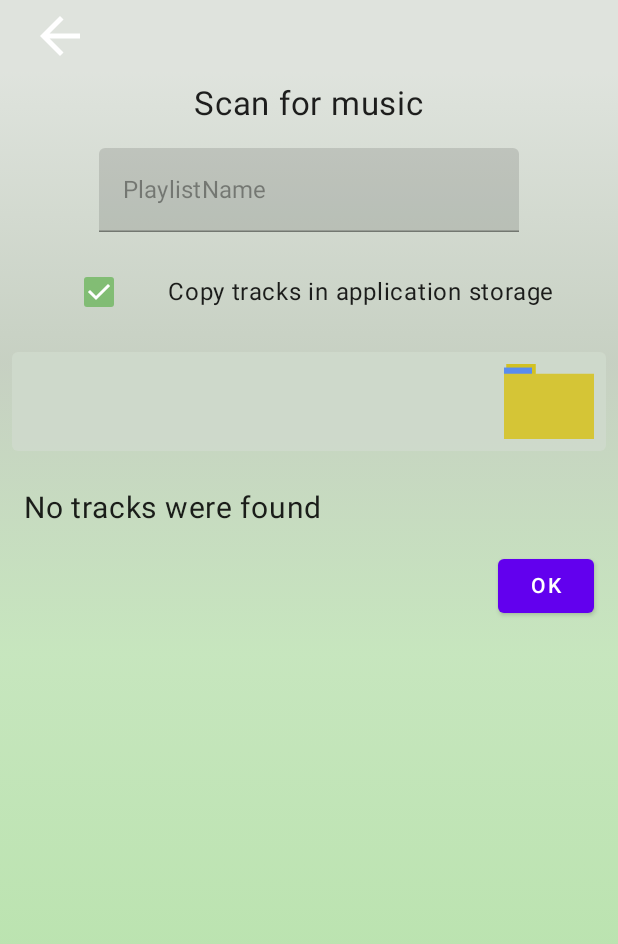
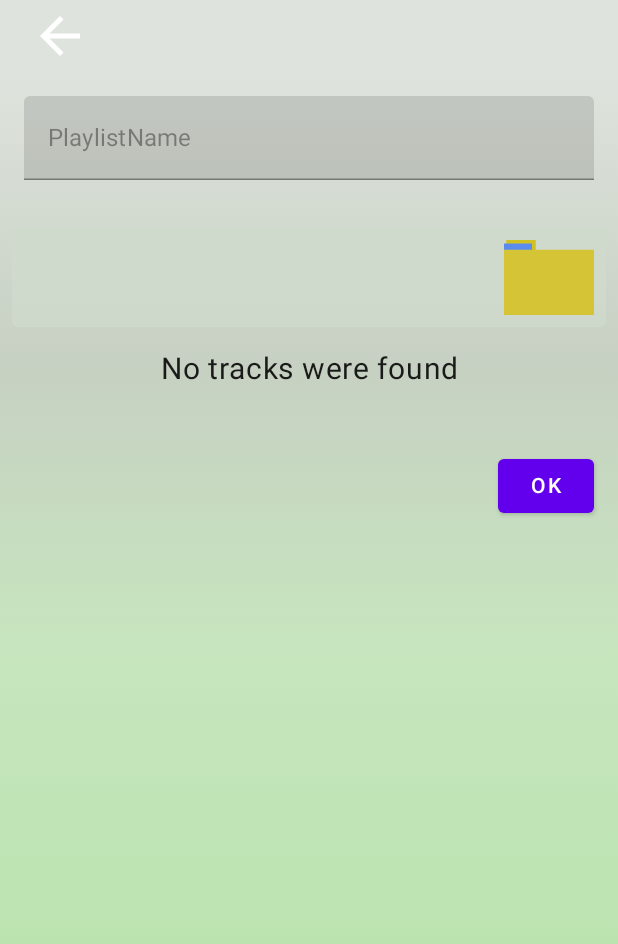
Before and after one commit to PavelB24/SimplePlayer, an Android app built with Jetpack Compose: the ScanScreen screen opened through its navigation route, after a tap on "Start scan", on a phone screen of 412 x 824 dp. Shown: the top 944 px of the screen. Run offline under Robolectric (Android 15) with nearby library versions, the phone set to English and light mode, and no system bars; our stand-ins replace Room's generated code, accompanist; libraries missing offline, so code that uses them is left out: me.jahnen.libaums; 1 statement that could not run was skipped; 1 other tap on this screen came first.

Commit message:
Enhanced scan screen

```diff
--- a/app/src/main/java/com/barinov/simpleplayer/ui/screens/ScanScreen.kt
+++ b/app/src/main/java/com/barinov/simpleplayer/ui/screens/ScanScreen.kt
@@ -6,16 +6,7 @@ import androidx.compose.foundation.Image
 import androidx.compose.foundation.background
 import androidx.compose.foundation.clickable
 import androidx.compose.foundation.isSystemInDarkTheme
-import androidx.compose.foundation.layout.Arrangement
-import androidx.compose.foundation.layout.Box
-import androidx.compose.foundation.layout.Column
-import androidx.compose.foundation.layout.Row
-import androidx.compose.foundation.layout.Spacer
-import androidx.compose.foundation.layout.fillMaxSize
-import androidx.compose.foundation.layout.fillMaxWidth
-import androidx.compose.foundation.layout.height
-import androidx.compose.foundation.layout.padding
-import androidx.compose.foundation.layout.width
+import androidx.compose.foundation.layout.*
 import androidx.compose.foundation.lazy.LazyColumn
 import androidx.compose.foundation.lazy.LazyListState
 import androidx.compose.foundation.lazy.items
@@ -27,14 +18,8 @@ import androidx.compose.material.CheckboxDefaults
 import androidx.compose.material.LinearProgressIndicator
 import androidx.compose.material.Text
 import androidx.compose.material.TextField
-import androidx.compose.runtime.Composable
-import androidx.compose.runtime.Immutable
-import androidx.compose.runtime.LaunchedEffect
-import androidx.compose.runtime.collectAsState
-import androidx.compose.runtime.mutableStateOf
-import androidx.compose.runtime.remember
+import androidx.compose.runtime.*
 import androidx.compose.runtime.saveable.rememberSaveable
-import androidx.compose.runtime.toMutableStateList
 import androidx.compose.ui.Alignment
 import androidx.compose.ui.Modifier
 import androidx.compose.ui.graphics.Color
@@ -45,6 +30,7 @@ import androidx.compose.ui.text.style.TextAlign
 import androidx.compose.ui.text.style.TextOverflow
 import androidx.compose.ui.unit.dp
 import androidx.compose.ui.unit.sp
+import androidx.navigation.NavController
 import androidx.navigation.NavHostController
 import com.barinov.simpleplayer.R
 import com.barinov.simpleplayer.domain.FileWorker
@@ -54,19 +40,16 @@ import com.barinov.simpleplayer.extractPath
 import com.barinov.simpleplayer.toSystemColorsContainer
 import com.barinov.simpleplayer.ui.ColorsContainer
 import com.barinov.simpleplayer.ui.ColorsProvider
-import com.barinov.simpleplayer.ui.MenuType
 import com.barinov.simpleplayer.ui.Screen
 import com.barinov.simpleplayer.ui.ScreenProvider
-import com.barinov.simpleplayer.ui.TopBarConnector
 import com.barinov.simpleplayer.ui.components.TopBarBackButton
-import com.barinov.simpleplayer.ui.components.items.FileItem
 import com.barinov.simpleplayer.ui.components.items.SimpleScannedItem
-import com.barinov.simpleplayer.ui.menuFactory.ScreenMenuProvider
 import com.barinov.simpleplayer.ui.theme.path_card_color
 import com.barinov.simpleplayer.ui.theme.pb_color
 import com.barinov.simpleplayer.ui.uiModels.SelectableSearchedItem
 import com.barinov.simpleplayer.ui.viewModels.ScanViewModel
 import org.koin.androidx.compose.getViewModel
+import kotlin.contracts.contract
 
 
 const val PATH_KEY = "path"
@@ -83,23 +66,15 @@ fun ScanScreen(
     val colors =
         if (!isSystemInDarkTheme) ColorsProvider.obtainOnScanScreen() else ColorsProvider.obtainDefaultLight()
 
+    val copyCb = rememberSaveable { mutableStateOf(false) }
+
     LaunchedEffect(key1 = Unit) {
         onScreenEnter(navController, menuProvider, colors)
     }
 
-
-
-    val events = viewModel.events.collectAsState(initial = FileWorker.FileWorkEvents.Idle)
-
-
     val sizeToCopy = remember {
         mutableStateOf(0)
     }
-
-//    val totalCopy = remember {
-//        mutableStateOf(0f)
-//    }
-
 
     val playlistName = rememberSaveable { mutableStateOf("") }
     val searchPath = remember {
@@ -107,13 +82,12 @@ fun ScanScreen(
             extractFolder(navController, viewModel.getDefaultRoot())
         )
     }
-    val copyCb = rememberSaveable { mutableStateOf(false) }
 
-
-    when (events.value) {
+    val events = viewModel.events.collectAsState(initial = FileWorker.FileWorkEvents.Idle).also { state->
+        when (state.value) {
             is FileWorker.FileWorkEvents.OnCopyStarted -> {
                 sizeToCopy.value =
-                (events.value as FileWorker.FileWorkEvents.OnCopyStarted).megaBytesToCopy ?: 0
+                    (state.value as FileWorker.FileWorkEvents.OnCopyStarted).megaBytesToCopy ?: 0
             }
 
 //        is FileWorker.FileWorkEvents.OnBlockCopied -> {
@@ -126,16 +100,15 @@ fun ScanScreen(
 
             else -> {}
         }
+    }
+
+
 
     Box(
         modifier = Modifier
             .background(colors.uiGradient!!)
-//                .background(Color.White)
-//            .widthPaddingByDisplayMetrics(LocalContext.current, 15)
             .animateContentSize()
             .fillMaxSize()
-//            elevation = 8.dp
-//            contentAlignment = Alignment.Center
     ) {
 
         Column(
@@ -146,197 +119,57 @@ fun ScanScreen(
             horizontalAlignment = Alignment.CenterHorizontally,
         ) {
 
-            Row(
-                modifier = Modifier
-                    .fillMaxWidth()
-                    .padding(top = 8.dp),
-                horizontalArrangement = Arrangement.Center
-            ) {
+//            Row(
+//                modifier = Modifier
+//                    .fillMaxWidth()
+//                    .padding(top = 8.dp),
+//                horizontalArrangement = Arrangement.Center
+//            ) {
+//
+//                Text(
+//                    text = "Scan for music",
+//                    maxLines = 1,
+//                    fontSize = 22.sp,
+//                )
+//            }
+//            Spacer(modifier = Modifier.height(16.dp))
 
-                Text(
-                    text = "Scan for music",
-                    maxLines = 1,
-                    fontSize = 22.sp,
-                )
-            }
-            Spacer(modifier = Modifier.height(16.dp))
-
-            TextField(
-                label = { Text(text = "PlaylistName") },
-                singleLine = true,
-                value = playlistName.value,
-                enabled = events.value is FileWorker.FileWorkEvents.Idle,
-                onValueChange = {
-                    playlistName.value = it
-                })
+            PlayListNameField(playlistName, events)
 
             Spacer(modifier = Modifier.height(16.dp))
 
-            Row(
-                verticalAlignment = Alignment.CenterVertically,
-                horizontalArrangement = Arrangement.Center
-            ) {
-                Checkbox(
-                    checked = copyCb.value,
-                    onCheckedChange = { copyCb.value = it },
-                    colors = CheckboxDefaults.colors(
-                        checkmarkColor = Color.White,
-                        checkedColor = pb_color,
-                        uncheckedColor = Color.Gray
-                    )
-                )
-                Spacer(modifier = Modifier.width(22.dp))
-                Text(
-                    text = stringResource(id = R.string.copy_on_scan_title),
-                    maxLines = 2,
-                    fontSize = 16.sp,
-                    modifier = Modifier.clickable {
-                        copyCb.value = !copyCb.value
-                    }
-                )
-            }
-
+            PickPathComponent(searchPath, events, navController, viewModel)
 
             Spacer(modifier = Modifier.height(16.dp))
-            //
-            Card(
-                modifier = Modifier
-                    .padding(horizontal = 8.dp)
-                    .fillMaxWidth(),
-                elevation = 0.dp,
-                backgroundColor = path_card_color
-            ) {
-                Row(
-                    modifier = Modifier
-                        .fillMaxWidth()
-                        .padding(vertical = 8.dp),
-                    horizontalArrangement = Arrangement.SpaceBetween,
-                    verticalAlignment = Alignment.CenterVertically
-                ) {
-                    Text(
-                        modifier = Modifier.padding(start = 16.dp),
-//                            enabled = events.value is FileWorker.FileWorkEvents.Idle,
-                        text = searchPath.value.extractPath().ellipsizePath(12),
-                        maxLines = 2,
-                        fontSize = 22.sp,
-                    )
-                    Image(
-                        painter = painterResource(id = R.drawable.folder),
-                        contentScale = ContentScale.Crop,
-                        contentDescription = "",
-                        modifier = Modifier
-                            .padding(end = 8.dp)
-                            .clickable {
-                                if (events.value is FileWorker.FileWorkEvents.Idle) {
-                                    navController.navigate(Screen.ScreenRegister.IMPORT.name)
-                                } else {
-                                    viewModel.skipState()
-                                    navController.navigate(Screen.ScreenRegister.IMPORT.name)
-                                }
 
-                            }
-                    )
-                }
-            }
+            ScanInfo()
 
-            AnimatedVisibility(visible = events.value is FileWorker.FileWorkEvents.OnSearchCompleted) {
-                if(events.value is FileWorker.FileWorkEvents.OnSearchCompleted){
-                    val lazyListState: LazyListState = rememberLazyListState()
-                    val searched = remember{
-                        mutableStateOf((events.value as? FileWorker.FileWorkEvents.OnSearchCompleted)?.names?.map { SelectableSearchedItem(it, false) } )
-                    }
-                    searched.value?.let { searchedList ->
-                        LazyColumn(
-                            state = lazyListState,
-                            modifier = Modifier.fillMaxWidth()
-                        ) {
-                            items(
-                                items = searchedList,
-                                key = { it.hashCode() },
-                                itemContent = {
-                                    SimpleScannedItem(item = it, onClicked = { item, checked ->
-                                        val index = searchedList.indexOf(item)
-                                        searched.value = searchedList.toMutableStateList().also { it[index] = it[index].copy(checked = checked) }
-                                    })
-                                }
-                            )
-                        }
+            TracksTitle(events)
+
+            SearchedTracksList(events)
+
+            Spacer(modifier = Modifier.height(16.dp))
+
+            CopyToInternalCheckBox(events, copyCb)
+
+            Spacer(modifier = Modifier.height(26.dp))
+
+            CopyProgressComponent(events, sizeToCopy)
+
+            ScanScreenButtonsBlock(events, copyCb, viewModel, playlistName, searchPath)
+
         }
     }
 }
 
-            Spacer(modifier = Modifier.height(26.dp))
-
-            AnimatedVisibility(visible = events.value is FileWorker.FileWorkEvents.OnBlockCopied || events.value is FileWorker.FileWorkEvents.OnCopyStarted) {
-                Row(
-                    modifier = Modifier
-                        .fillMaxWidth()
-                        .padding(horizontal = 6.dp),
-                    verticalAlignment = Alignment.CenterVertically,
+@Composable
+private fun ScanScreenButtonsBlock(
+    events: State<FileWorker.FileWorkEvents>,
+    copyCb: MutableState<Boolean>,
+    viewModel: ScanViewModel,
+    playlistName: MutableState<String>,
+    searchPath: MutableState<CommonFileItem>
 ) {
-//                        if (events.value is FileWorker.FileWorkEvents.OnBlockCopied) {
-//                            Log.d(
-//                                "@@@",
-//                                "${(events.value as FileWorker.FileWorkEvents.OnBlockCopied).megaBytes}.mb"
-//                            )
-//                        }
-//                        val modifier =
-//                            if (events.value is FileWorker.FileWorkEvents.OnBlockCopied) {
-//                                Modifier.progressSemantics(
-//                                    value = (events.value as FileWorker.FileWorkEvents.OnBlockCopied).megaBytes,
-//                                    valueRange = 0f..sizeToCopy.value
-//                                )
-//                            } else {
-//                                Modifier
-//                            }
-//                        LinearProgressIndicator(modifier)
-                    if (events.value is FileWorker.FileWorkEvents.OnBlockCopied) {
-                        LinearProgressIndicator(
-                            ((events.value as FileWorker.FileWorkEvents.OnBlockCopied).megaBytes / sizeToCopy.value.toFloat()),
-                            color = pb_color,
-                            modifier = Modifier.weight(0.6f)
-                        )
-                    }
-                    Spacer(modifier = Modifier.width(12.dp))
-                    if (events.value is FileWorker.FileWorkEvents.OnBlockCopied) {
-                        Text(
-                            text = "${(events.value as FileWorker.FileWorkEvents.OnBlockCopied).megaBytes}mb/${sizeToCopy.value}mb",
-                            maxLines = 1,
-                            overflow = TextOverflow.Ellipsis,
-                            modifier = Modifier.weight(0.4f)
-                        )
-                    }
-                }
-            }
-
-            Text(
-                modifier = Modifier
-                    .fillMaxWidth()
-                    .padding(horizontal = 16.dp),
-                fontSize = 20.sp,
-                textAlign = TextAlign.Start,
-                text = when (events.value) {
-                    is FileWorker.FileWorkEvents.OnSearchCompleted -> {
-                        stringResource(
-                            id = R.string.on_tracks_found,
-                            (events.value as FileWorker.FileWorkEvents.OnSearchCompleted).names.size
-                        )
-                    }
-
-                    is FileWorker.FileWorkEvents.NoMusicFound -> {
-                        stringResource(id = R.string.on_no_tracks_found)
-                    }
-
-                    else -> {
-                        ""
-                    }
-                }
-            )
-
-//                }
-
-
-            Spacer(modifier = Modifier.height(16.dp))
     Row(
         modifier = Modifier
             .fillMaxWidth()
@@ -380,16 +213,224 @@ fun ScanScreen(
 
     }
 
+}
+
+@Composable
+private fun CopyProgressComponent(
+    events: State<FileWorker.FileWorkEvents>,
+    sizeToCopy: MutableState<Int>
+) {
+    AnimatedVisibility(visible = events.value is FileWorker.FileWorkEvents.OnBlockCopied || events.value is FileWorker.FileWorkEvents.OnCopyStarted) {
+        Row(
+            modifier = Modifier
+                .fillMaxWidth()
+                .padding(horizontal = 6.dp),
+            verticalAlignment = Alignment.CenterVertically,
+        ) {
+            if (events.value is FileWorker.FileWorkEvents.OnBlockCopied) {
+                LinearProgressIndicator(
+                    ((events.value as FileWorker.FileWorkEvents.OnBlockCopied).megaBytes / sizeToCopy.value.toFloat()),
+                    color = pb_color,
+                    modifier = Modifier.weight(0.6f)
+                )
+            }
+            Spacer(modifier = Modifier.width(12.dp))
+            if (events.value is FileWorker.FileWorkEvents.OnBlockCopied) {
+                Text(
+                    text = "${(events.value as FileWorker.FileWorkEvents.OnBlockCopied).megaBytes}mb/${sizeToCopy.value}mb",
+                    maxLines = 1,
+                    overflow = TextOverflow.Ellipsis,
+                    modifier = Modifier.weight(0.4f)
+                )
+            }
+        }
+    }
+
+}
+
+@Composable
+private fun CopyToInternalCheckBox(
+    events: State<FileWorker.FileWorkEvents>,
+    copyCb: MutableState<Boolean>
+) {
+    AnimatedVisibility(visible = events.value is FileWorker.FileWorkEvents.OnSearchCompleted) {
+        Row(
+            verticalAlignment = Alignment.CenterVertically,
+            horizontalArrangement = Arrangement.Start,
+            modifier = Modifier.fillMaxWidth()
+        ) {
+            Checkbox(
+                checked = copyCb.value,
+                onCheckedChange = { copyCb.value = it },
+                colors = CheckboxDefaults.colors(
+                    checkmarkColor = Color.White,
+                    checkedColor = pb_color,
+                    uncheckedColor = Color.Gray
+                )
+            )
+            Spacer(modifier = Modifier.width(22.dp))
+            Text(
+                text = stringResource(id = R.string.copy_on_scan_title),
+                maxLines = 2,
+                fontSize = 16.sp,
+                modifier = Modifier.clickable {
+                    copyCb.value = !copyCb.value
+                }
+            )
+        }
+    }
+}
+
+@Composable
+private fun SearchedTracksList(events: State<FileWorker.FileWorkEvents>) {
+    AnimatedVisibility(visible = events.value is FileWorker.FileWorkEvents.OnSearchCompleted) {
+        Spacer(modifier = Modifier.height(16.dp))
+        if (events.value is FileWorker.FileWorkEvents.OnSearchCompleted) {
+            val lazyListState: LazyListState = rememberLazyListState()
+            val searched = remember {
+                mutableStateOf((events.value as? FileWorker.FileWorkEvents.OnSearchCompleted)?.names?.map {
+                    SelectableSearchedItem(
+                        it,
+                        true
+                    )
+                })
+            }
+            searched.value?.let { searchedList ->
+                LazyColumn(
+                    state = lazyListState,
+                    modifier = Modifier
+                        .fillMaxWidth()
+                        .heightIn(max = 240.dp)
+                ) {
+                    items(
+                        items = searchedList,
+                        key = { it.hashCode() },
+                        itemContent = {
+                            SimpleScannedItem(item = it, onClicked = { item, checked ->
+                                val index = searchedList.indexOf(item)
+                                searched.value =
+                                    searchedList.toMutableStateList().also { list ->
+                                        list[index] = list[index].copy(checked = checked)
+                                    }
+                            })
+                        }
+                    )
+                }
+            }
+        }
 
     }
 }
+
+@Composable
+private fun TracksTitle(events: State<FileWorker.FileWorkEvents>) {
+    AnimatedVisibility(visible = events.value is FileWorker.FileWorkEvents.OnSearchCompleted || events.value is FileWorker.FileWorkEvents.NoMusicFound ) {
+        Spacer(modifier = Modifier.height(16.dp))
+        Text(
+            modifier = Modifier
+                .fillMaxWidth()
+                .padding(horizontal = 16.dp),
+            fontSize = 20.sp,
+            textAlign = TextAlign.Center,
+            text = when (events.value) {
+                is FileWorker.FileWorkEvents.OnSearchCompleted -> {
+                    stringResource(
+                        id = R.string.on_tracks_found,
+                        (events.value as FileWorker.FileWorkEvents.OnSearchCompleted).names.size
+                    )
+                }
+
+                is FileWorker.FileWorkEvents.NoMusicFound -> {
+                    stringResource(id = R.string.on_no_tracks_found)
+                }
+
+                else -> {
+                    ""
+                }
+            }
+        )
+    }
+}
+
+@Composable
+private fun PickPathComponent(
+    searchPath: MutableState<CommonFileItem>,
+    events: State<FileWorker.FileWorkEvents>,
+    navController: NavController,
+    viewModel: ScanViewModel
+) {
+    Card(
+        modifier = Modifier
+            .padding(horizontal = 8.dp)
+            .fillMaxWidth(),
+        elevation = 0.dp,
+        backgroundColor = path_card_color
+    ) {
+        Row(
+            modifier = Modifier
+                .fillMaxWidth()
+                .padding(vertical = 8.dp),
+            horizontalArrangement = Arrangement.SpaceBetween,
+            verticalAlignment = Alignment.CenterVertically
+        ) {
+            Text(
+                modifier = Modifier.padding(start = 16.dp),
+//                            enabled = events.value is FileWorker.FileWorkEvents.Idle,
+                text = searchPath.value.extractPath().ellipsizePath(12),
+                maxLines = 2,
+                fontSize = 22.sp,
+            )
+            Image(
+                painter = painterResource(id = R.drawable.folder),
+                contentScale = ContentScale.Crop,
+                contentDescription = "",
+                modifier = Modifier
+                    .padding(end = 8.dp)
+                    .clickable {
+                        if (events.value is FileWorker.FileWorkEvents.Idle) {
+                            navController.navigate(Screen.ScreenRegister.IMPORT.name)
+                        } else {
+                            viewModel.skipState()
+                            navController.navigate(Screen.ScreenRegister.IMPORT.name)
+                        }
+
+                    }
+            )
+        }
+    }
+}
+
+@Composable
+private fun ScanInfo() {
+//    Text(
+//        modifier = Modifier.fillMaxWidth(),
+//        text = ""
+//    )
+}
+
+@Composable
+private fun PlayListNameField(
+    playlistName: MutableState<String>,
+    events: State<FileWorker.FileWorkEvents>
+) {
+    TextField(
+        modifier = Modifier
+            .fillMaxWidth()
+            .padding(horizontal = 16.dp, vertical = 16.dp),
+        label = { Text(text = "PlaylistName") },
+        singleLine = true,
+        value = playlistName.value,
+        enabled = events.value is FileWorker.FileWorkEvents.Idle,
+        onValueChange = {
+            playlistName.value = it
+        })
 }
 
 private fun onScreenEnter(
     navController: NavHostController,
     menuProvider: ScreenProvider,
     colors: ColorsContainer
-){
+) {
     menuProvider.onScreenEnter(
         NavIcon = {
             TopBarBackButton {
@@ -411,7 +452,9 @@ private fun extractFolder(
     navController: NavHostController,
     default: CommonFileItem
 ): CommonFileItem {
-    return navController.currentBackStackEntry?.savedStateHandle?.get<Array<CommonFileItem>>(
+    val res = navController.currentBackStackEntry?.savedStateHandle?.get<Array<CommonFileItem>>(
         PATH_KEY
     )?.first() ?: default
+    navController.currentBackStackEntry?.savedStateHandle?.set(PATH_KEY, null)
+    return res
 }
```
Also changed, not shown: app/src/main/java/com/barinov/simpleplayer/ui/components/items/SimpleScannedItem.kt (+21 -5 lines). Lines whose indentation alone changed are shown as unchanged.
